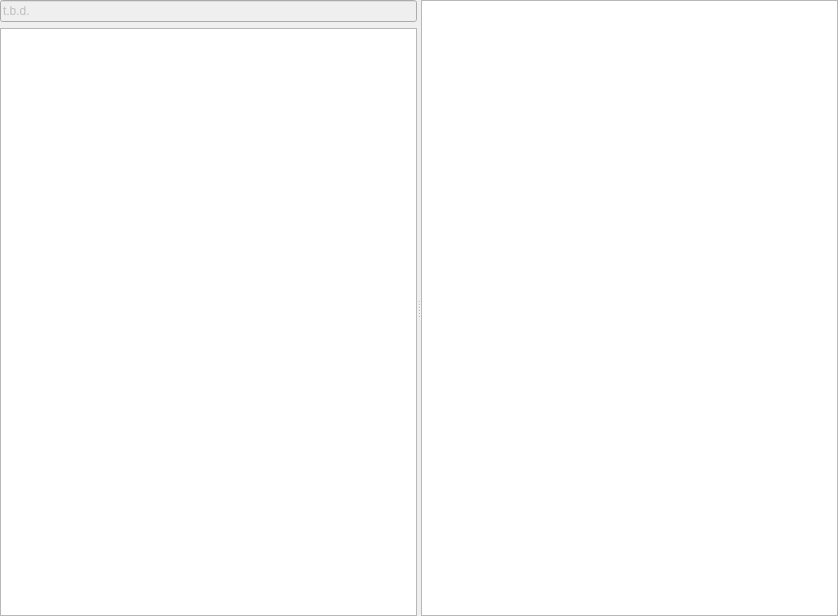
The window that src/modelinspector/modelinspector.ui (GAMS-dev/gams-mii) describes before a commit, drawn with Qt 5.
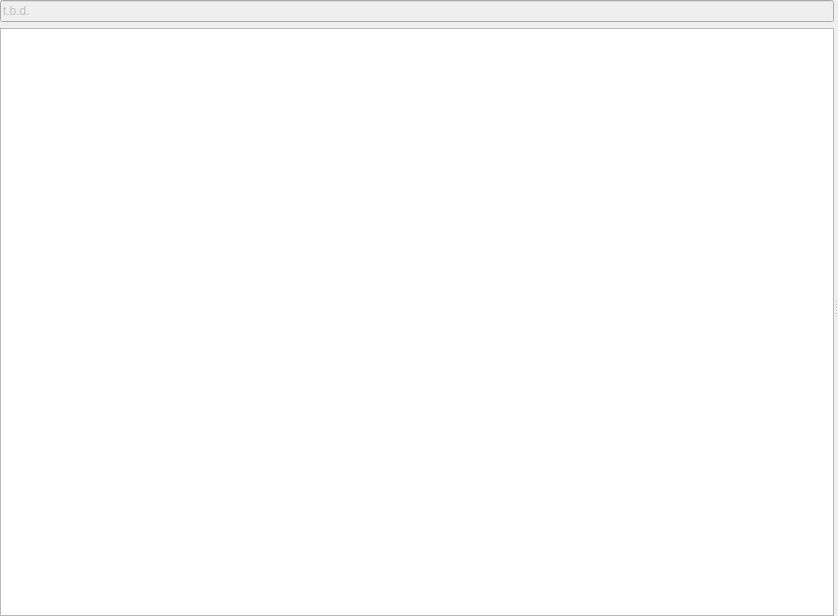
The same window after the commit. The open tabs and pages were chosen to show the change. Custom widgets are drawn as their Qt base class.

Commit message: junitxml, remove statistics view, refactorization

```diff
--- a/src/modelinspector/modelinspector.ui
+++ b/src/modelinspector/modelinspector.ui
@@ -95,61 +95,6 @@
       <property name="currentIndex">
        <number>2</number>
       </property>
-      <widget class="QWidget" name="statisticPage">
-       <property name="sizePolicy">
-        <sizepolicy hsizetype="Expanding" vsizetype="Preferred">
-         <horstretch>0</horstretch>
-         <verstretch>0</verstretch>
-        </sizepolicy>
-       </property>
-       <layout class="QVBoxLayout" name="verticalLayout_9">
-        <property name="leftMargin">
-         <number>0</number>
-        </property>
-        <property name="topMargin">
-         <number>0</number>
-        </property>
-        <property name="rightMargin">
-         <number>0</number>
-        </property>
-        <property name="bottomMargin">
-         <number>0</number>
-        </property>
-        <item>
-         <widget class="QFrame" name="frame_4">
-          <property name="sizePolicy">
-           <sizepolicy hsizetype="Expanding" vsizetype="Preferred">
-            <horstretch>0</horstretch>
-            <verstretch>0</verstretch>
-           </sizepolicy>
-          </property>
-          <property name="frameShape">
-           <enum>QFrame::NoFrame</enum>
-          </property>
-          <property name="frameShadow">
-           <enum>QFrame::Raised</enum>
-          </property>
-          <layout class="QVBoxLayout" name="verticalLayout_2">
-           <property name="leftMargin">
-            <number>0</number>
-           </property>
-           <property name="topMargin">
-            <number>0</number>
-           </property>
-           <property name="rightMargin">
-            <number>0</number>
-           </property>
-           <property name="bottomMargin">
-            <number>0</number>
-           </property>
-           <item>
-            <widget class="gams::studio::modelinspector::StatisticEdit" name="statisticEdit"/>
-           </item>
-          </layout>
-         </widget>
-        </item>
-       </layout>
-      </widget>
       <widget class="QWidget" name="jaccPage">
        <property name="sizePolicy">
         <sizepolicy hsizetype="Expanding" vsizetype="Preferred">
@@ -303,11 +248,6 @@
    <extends>QTreeView</extends>
    <header>modelinspector/sectiontreeview.h</header>
   </customwidget>
-  <customwidget>
-   <class>gams::studio::modelinspector::StatisticEdit</class>
-   <extends>QTextEdit</extends>
-   <header>modelinspector/statisticedit.h</header>
-  </customwidget>
   <customwidget>
    <class>gams::studio::modelinspector::JaccTableViewFrame</class>
    <extends>QFrame</extends>
```
Left out of the diff: 26 changed lines with no effect on the pictures. The commit also changes 24 other files.
